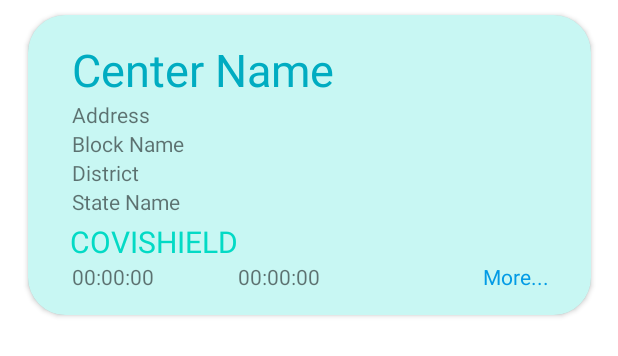
After one commit to Nikhil-Gupta-ind/Co-WINNER, an Android app: the layout vh_center_locator.xml on its own in the app's theme, with its tools: preview values and no code run, on a phone screen of 412 x 824 dp. The commit adds this screen. Shown: the top 356 px of the screen. Run offline under Robolectric (Android 15) with nearby library versions, the phone set to English and light mode, and no system bars.

Commit message:
working on recycler view

```diff
--- a/app/src/main/res/layout/activity_main.xml
+++ b/app/src/main/res/layout/activity_main.xml
@@ -273,7 +273,7 @@
         android:id="@+id/textView2"
         android:layout_width="194dp"
         android:layout_height="wrap_content"
-        android:layout_marginBottom="16dp"
+        android:layout_marginBottom="8dp"
         android:lineSpacingExtra="6dp"
         android:text="Nikhil Gupta ©2021-22"
         android:textAlignment="center"
--- /dev/null
+++ b/app/src/main/res/layout/vh_center_locator.xml
@@ -0,0 +1,109 @@
+<?xml version="1.0" encoding="utf-8"?>
+<androidx.constraintlayout.widget.ConstraintLayout xmlns:android="http://schemas.android.com/apk/res/android"
+    xmlns:app="http://schemas.android.com/apk/res-auto"
+    xmlns:tools="http://schemas.android.com/tools"
+    android:layout_width="match_parent"
+    android:layout_height="220dp"
+    app:cardCornerRadius="10dp">
+
+    <androidx.cardview.widget.CardView
+        android:layout_width="375dp"
+        android:layout_height="200dp"
+        android:layout_marginStart="8dp"
+        android:layout_marginEnd="8dp"
+        app:cardCornerRadius="25dp"
+        app:layout_constraintBottom_toBottomOf="parent"
+        app:layout_constraintEnd_toEndOf="parent"
+        app:layout_constraintHorizontal_bias="0.5"
+        app:layout_constraintStart_toStartOf="parent"
+        app:layout_constraintTop_toTopOf="parent">
+
+        <androidx.constraintlayout.widget.ConstraintLayout
+            android:layout_width="match_parent"
+            android:layout_height="match_parent"
+            android:background="#3703DAC5">
+
+            <TextView
+                android:id="@+id/name"
+                android:layout_width="wrap_content"
+                android:layout_height="wrap_content"
+                android:layout_marginStart="29dp"
+                android:layout_marginTop="16dp"
+                android:text="Center Name"
+                android:textColor="#00ACC1"
+                android:textSize="30sp"
+                app:layout_constraintStart_toStartOf="parent"
+                app:layout_constraintTop_toTopOf="parent" />
+
+            <TextView
+                android:id="@+id/address"
+                android:layout_width="wrap_content"
+                android:layout_height="wrap_content"
+                android:text="Address"
+                app:layout_constraintStart_toStartOf="@+id/name"
+                app:layout_constraintTop_toBottomOf="@+id/name" />
+            <TextView
+                android:id="@+id/block_name"
+                android:layout_width="wrap_content"
+                android:layout_height="wrap_content"
+                android:text="Block Name"
+                app:layout_constraintStart_toStartOf="@+id/address"
+                app:layout_constraintTop_toBottomOf="@+id/address" />
+            <TextView
+                android:id="@+id/district"
+                android:layout_width="wrap_content"
+                android:layout_height="wrap_content"
+                android:text="District"
+                app:layout_constraintStart_toStartOf="@+id/block_name"
+                app:layout_constraintTop_toBottomOf="@+id/block_name" />
+            <TextView
+                android:id="@+id/state"
+                android:layout_width="wrap_content"
+                android:layout_height="wrap_content"
+                android:text="State Name"
+                app:layout_constraintStart_toStartOf="@+id/district"
+                app:layout_constraintTop_toBottomOf="@+id/district" />
+
+            <TextView
+                android:id="@+id/vaccine"
+                android:layout_width="wrap_content"
+                android:layout_height="wrap_content"
+                android:text="Covishield"
+                android:textAllCaps="true"
+                android:textColor="@color/teal_200"
+                android:textSize="20sp"
+                app:layout_constraintBottom_toTopOf="@+id/from"
+                app:layout_constraintEnd_toEndOf="@+id/from"
+                app:layout_constraintStart_toEndOf="@+id/from" />
+
+            <TextView
+                android:id="@+id/from"
+                android:layout_width="wrap_content"
+                android:layout_height="wrap_content"
+                android:layout_marginStart="29dp"
+                android:layout_marginBottom="16dp"
+                android:text="00:00:00"
+                app:layout_constraintBottom_toBottomOf="parent"
+                app:layout_constraintStart_toStartOf="parent" />
+
+            <TextView
+                android:id="@+id/to"
+                android:layout_width="wrap_content"
+                android:layout_height="wrap_content"
+                android:text="00:00:00"
+                app:layout_constraintStart_toEndOf="@+id/vaccine"
+                app:layout_constraintTop_toBottomOf="@+id/vaccine" />
+
+            <TextView
+                android:id="@+id/moreInfo"
+                android:layout_width="wrap_content"
+                android:layout_height="wrap_content"
+                android:layout_marginEnd="28dp"
+                android:layout_marginBottom="16dp"
+                android:text="More..."
+                android:textColor="#039BE5"
+                app:layout_constraintBottom_toBottomOf="parent"
+                app:layout_constraintEnd_toEndOf="parent" />
+        </androidx.constraintlayout.widget.ConstraintLayout>
+    </androidx.cardview.widget.CardView>
+</androidx.constraintlayout.widget.ConstraintLayout>
```
Also changed, not shown: app/src/main/java/com/NikhilGupta/co_winner/CLRecyclerViewAdapter.java (added, +64 -0 lines), app/src/main/java/com/NikhilGupta/co_winner/CenterData.java (added, +48 -0 lines), app/src/main/java/com/NikhilGupta/co_winner/CenterLocator.java (+41 -14 lines), app/src/main/res/layout/activity_center_locator.xml (+27 -4 lines).
